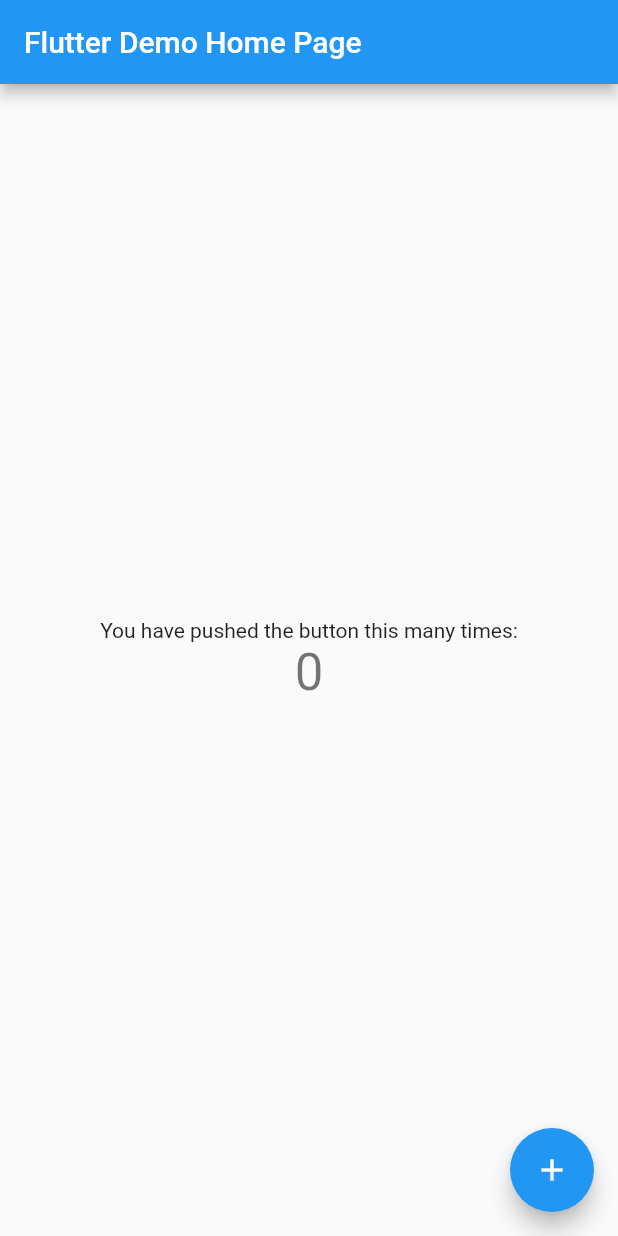
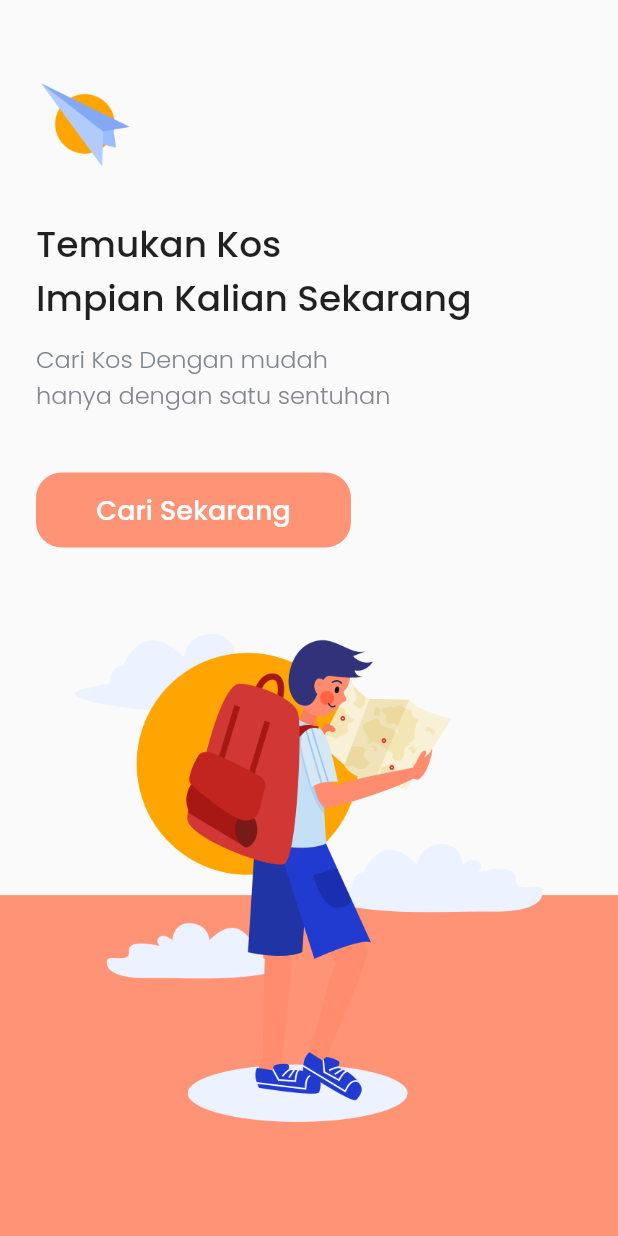
Before and after one commit to Jaya-SI/ngekos-app, a Flutter app: the screen it shows after launch, on a phone screen of 412 x 824 dp. Run offline on Flutter 3.47's test engine with Material 2 defaults, Android fonts, the phone set to English and light mode, and no system bars; our stand-ins replace google_fonts.

Commit message:
penambahan splash page

```diff
--- a/ngekoss/lib/main.dart
+++ b/ngekoss/lib/main.dart
@@ -1,115 +1,18 @@
 import 'package:flutter/material.dart';
+import 'package:ngekoss/pages/splash_page.dart';
 
-void main() {
-  runApp(const MyApp());
-}
+void main() => runApp(MyApp());
 
 class MyApp extends StatelessWidget {
   const MyApp({Key? key}) : super(key: key);
 
-  // This widget is the root of your application.
   @override
   Widget build(BuildContext context) {
     return MaterialApp(
-      title: 'Flutter Demo',
-      theme: ThemeData(
-        // This is the theme of your application.
-        //
-        // Try running your application with "flutter run". You'll see the
-        // application has a blue toolbar. Then, without quitting the app, try
-        // changing the primarySwatch below to Colors.green and then invoke
-        // "hot reload" (press "r" in the console where you ran "flutter run",
-        // or simply save your changes to "hot reload" in a Flutter IDE).
-        // Notice that the counter didn't reset back to zero; the application
-        // is not restarted.
-        primarySwatch: Colors.blue,
-      ),
-      home: const MyHomePage(title: 'Flutter Demo Home Page'),
+      debugShowCheckedModeBanner: false,
+      routes: {
+        '/': (context) => SplashPage(),
+      },
     );
   }
 }
-
-class MyHomePage extends StatefulWidget {
-  const MyHomePage({Key? key, required this.title}) : super(key: key);
-
-  // This widget is the home page of your application. It is stateful, meaning
-  // that it has a State object (defined below) that contains fields that affect
-  // how it looks.
-
-  // This class is the configuration for the state. It holds the values (in this
-  // case the title) provided by the parent (in this case the App widget) and
-  // used by the build method of the State. Fields in a Widget subclass are
-  // always marked "final".
-
-  final String title;
-
-  @override
-  State<MyHomePage> createState() => _MyHomePageState();
-}
-
-class _MyHomePageState extends State<MyHomePage> {
-  int _counter = 0;
-
-  void _incrementCounter() {
-    setState(() {
-      // This call to setState tells the Flutter framework that something has
-      // changed in this State, which causes it to rerun the build method below
-      // so that the display can reflect the updated values. If we changed
-      // _counter without calling setState(), then the build method would not be
-      // called again, and so nothing would appear to happen.
-      _counter++;
-    });
-  }
-
-  @override
-  Widget build(BuildContext context) {
-    // This method is rerun every time setState is called, for instance as done
-    // by the _incrementCounter method above.
-    //
-    // The Flutter framework has been optimized to make rerunning build methods
-    // fast, so that you can just rebuild anything that needs updating rather
-    // than having to individually change instances of widgets.
-    return Scaffold(
-      appBar: AppBar(
-        // Here we take the value from the MyHomePage object that was created by
-        // the App.build method, and use it to set our appbar title.
-        title: Text(widget.title),
-      ),
-      body: Center(
-        // Center is a layout widget. It takes a single child and positions it
-        // in the middle of the parent.
-        child: Column(
-          // Column is also a layout widget. It takes a list of children and
-          // arranges them vertically. By default, it sizes itself to fit its
-          // children horizontally, and tries to be as tall as its parent.
-          //
-          // Invoke "debug painting" (press "p" in the console, choose the
-          // "Toggle Debug Paint" action from the Flutter Inspector in Android
-          // Studio, or the "Toggle Debug Paint" command in Visual Studio Code)
-          // to see the wireframe for each widget.
-          //
-          // Column has various properties to control how it sizes itself and
-          // how it positions its children. Here we use mainAxisAlignment to
-          // center the children vertically; the main axis here is the vertical
-          // axis because Columns are vertical (the cross axis would be
-          // horizontal).
-          mainAxisAlignment: MainAxisAlignment.center,
-          children: <Widget>[
-            const Text(
-              'You have pushed the button this many times:',
-            ),
-            Text(
-              '$_counter',
-              style: Theme.of(context).textTheme.headline4,
-            ),
-          ],
-        ),
-      ),
-      floatingActionButton: FloatingActionButton(
-        onPressed: _incrementCounter,
-        tooltip: 'Increment',
-        child: const Icon(Icons.add),
-      ), // This trailing comma makes auto-formatting nicer for build methods.
-    );
-  }
-}
--- /dev/null
+++ b/ngekoss/lib/pages/splash_page.dart
@@ -0,0 +1,85 @@
+import 'package:flutter/material.dart';
+import 'package:google_fonts/google_fonts.dart';
+
+class SplashPage extends StatelessWidget {
+  const SplashPage({Key? key}) : super(key: key);
+
+  @override
+  Widget build(BuildContext context) {
+    return Scaffold(
+      body: SafeArea(
+        bottom: false,
+        child: Stack(
+          children: [
+            Align(
+              alignment: Alignment.bottomCenter,
+              child: Image.asset(
+                'assets/images/splash.png',
+              ),
+            ),
+            Padding(
+              padding: const EdgeInsets.only(
+                top: 50,
+                left: 24,
+              ),
+              child: Column(
+                crossAxisAlignment: CrossAxisAlignment.start,
+                children: [
+                  Image.asset(
+                    'assets/images/logo.png',
+                    width: 65,
+                  ),
+                  SizedBox(
+                    height: 30,
+                  ),
+                  Text(
+                    'Temukan Kos \nImpian Kalian Sekarang',
+                    style: GoogleFonts.poppins(
+                      fontSize: 24,
+                      fontWeight: FontWeight.w500,
+                    ),
+                  ),
+                  SizedBox(
+                    height: 10,
+                  ),
+                  Text(
+                    'Cari Kos Dengan mudah \nhanya dengan satu sentuhan',
+                    style: GoogleFonts.poppins(
+                      fontSize: 16,
+                      fontWeight: FontWeight.w300,
+                      color: Color(0xff82868E),
+                    ),
+                  ),
+                  SizedBox(
+                    height: 40,
+                  ),
+                  Container(
+                    width: 210,
+                    height: 50,
+                    child: TextButton(
+                      style: TextButton.styleFrom(
+                        backgroundColor: Color(0xffFF9376),
+                        shape: RoundedRectangleBorder(
+                          borderRadius: BorderRadius.circular(17),
+                        ),
+                      ),
+                      onPressed: () {},
+                      child: Text(
+                        'Cari Sekarang',
+                        style: GoogleFonts.poppins(
+                          fontSize: 18,
+                          fontWeight: FontWeight.w500,
+                          color: Color(0xffFFFFFF),
+                        ),
+                      ),
+                    ),
+                  )
+                ],
+              ),
+            )
+          ],
+        ),
+      ),
+    );
+  }
+}
--- a/ngekoss/pubspec.yaml
+++ b/ngekoss/pubspec.yaml
@@ -34,6 +34,7 @@ dependencies:
   # The following adds the Cupertino Icons font to your application.
   # Use with the CupertinoIcons class for iOS style icons.
   cupertino_icons: ^1.0.2
+  google_fonts: ^2.3.1
 
 dev_dependencies:
   flutter_test:
@@ -58,9 +59,8 @@ flutter:
   uses-material-design: true
 
   # To add assets to your application, add an assets section, like this:
-  # assets:
-  #   - images/a_dot_burr.jpeg
-  #   - images/a_dot_ham.jpeg
+  assets:
+    - assets/images/
 
   # An image asset can refer to one or more resolution-specific "variants", see
   # https://flutter.dev/assets-and-images/#resolution-aware.
```
Also changed, not shown: ngekoss/assets/images/logo.png (added), ngekoss/assets/images/splash.png (added), ngekoss/pubspec.lock.
